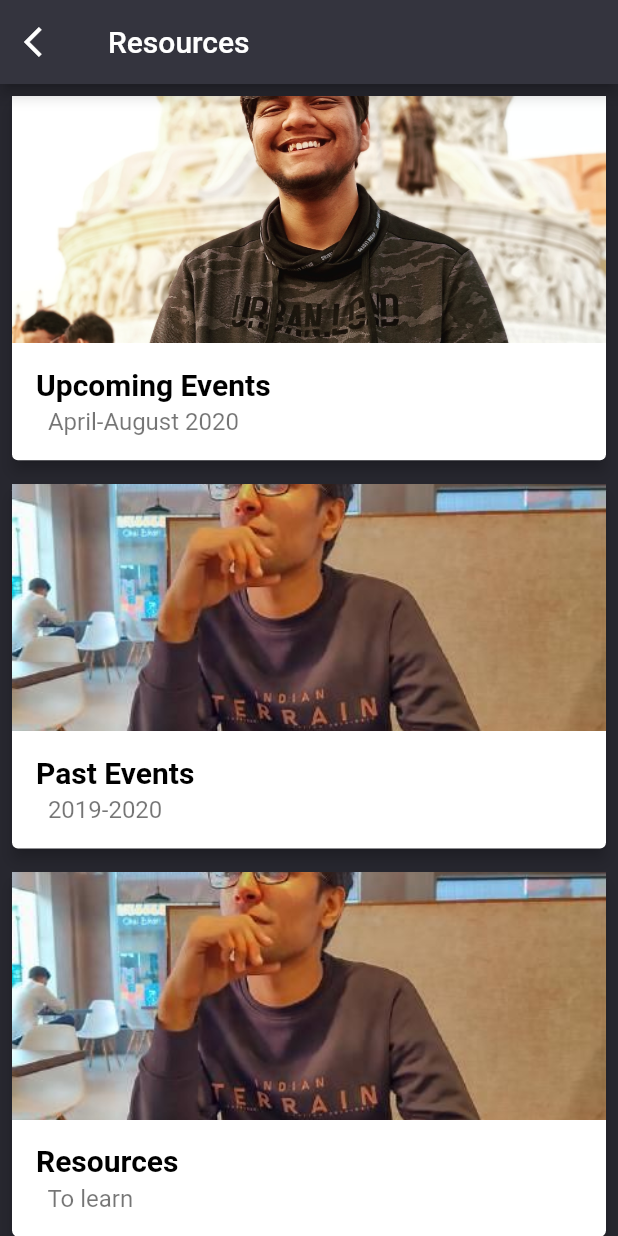
After one commit to Yashank18/Dsc-App, a Flutter app: the resources screen opened by its route, on a phone screen of 412 x 824 dp. The commit adds this screen. Run offline on Flutter 3.47's test engine with Material 2 defaults, Android fonts, the phone set to English and light mode, and no system bars; our stand-ins replace cached_network_image, font_awesome_flutter.

Commit message:
Resource page

```diff
--- a/dsc_chitkara/lib/main.dart
+++ b/dsc_chitkara/lib/main.dart
@@ -1,5 +1,6 @@
 import 'package:dsc_chitkara/aboutUs.dart';
 import 'package:dsc_chitkara/events.dart';
+import 'package:dsc_chitkara/resources.dart';
 import 'package:dsc_chitkara/teampage.dart';
 import 'package:flutter/material.dart';
 
@@ -19,6 +20,7 @@ class MyApp extends StatelessWidget {
     '/screen1': (BuildContext context) => EventPage(),
     '/screen2' : (BuildContext context) => AboutUs(),
     '/screen3' : (BuildContext context) => teampage(),
+    '/screen4':  (BuildContext context) => resources(),
 
   },
     );
@@ -148,7 +150,7 @@ List<Titles> title=[
     mydescription: "  To learn",
     myheading: "Resources",
      myicon: Icon(Icons.event,color: Colors.blue,size:50),
-    myroute: '/screen1',
+    myroute: '/screen4',
 
   ),
   Titles(
--- /dev/null
+++ b/dsc_chitkara/lib/resources.dart
@@ -0,0 +1,162 @@
+import 'package:dsc_chitkara/main.dart';
+import 'package:flutter/material.dart';
+
+
+class resources extends StatefulWidget {
+  resources({Key key}) : super(key: key);
+
+  @override
+  _resourcesState createState() => _resourcesState();
+}
+
+class _resourcesState extends State<resources> {
+  @override
+  Widget build(BuildContext context) {
+    return Scaffold(
+      appBar: new AppBar(
+        backgroundColor: Color.fromRGBO(52, 52, 62, 1),
+        leading: FlatButton(child: Icon(Icons.arrow_back_ios,color: Colors.white,),onPressed: (){
+                                  Navigator.push(
+                              context,
+                              MaterialPageRoute(
+                                builder: (context) => MyApp()),
+                            );
+                                },),
+        title: Text("Resources"),
+
+      ),
+      body: Container(
+        color: Color.fromRGBO(39, 39, 47, 1),
+        child:ListView.builder(
+          shrinkWrap: true,
+         itemBuilder: (c, i){
+                  return Card(
+            color:Colors.white,
+            margin: EdgeInsets.only(left: 8.0, right: 8.0, top: 8.0, bottom: 8.0),
+            elevation: 4.0,
+            child: InkWell(
+                splashColor: Colors.grey.withAlpha(90),
+            onTap: () {},
+            child: Column(
+            crossAxisAlignment: CrossAxisAlignment.stretch,
+             mainAxisSize: MainAxisSize.min,
+              children: <Widget>[
+                Image.asset(
+                title[i].myimage,
+                fit: BoxFit.cover,
+                height: MediaQuery.of(context).size.height / 5,
+              ),
+              Padding(
+                padding: const EdgeInsets.only(
+                    left: 16.0, right: 16.0, top: 16.0, bottom: 4.0),
+                child: Align(
+                  alignment: Alignment.topLeft,
+                  child: Text(
+                    title[i].myheading,
+                    style: TextStyle(
+                        fontWeight: FontWeight.bold,
+                        fontSize: 20,
+                        color: Colors.black),
+                  ),
+                ),
+              ),
+              Padding(
+                padding:
+                    const EdgeInsets.only(left: 16.0, right: 16.0, bottom: 16.0),
+                child: Text(
+                  title[i].mydescription,
+                  style: TextStyle(
+                      fontWeight: FontWeight.normal,
+                      fontSize: 16,
+                      color: Colors.black54),
+                ),
+              ),
+              ]
+            )
+            ),
+          );
+         },
+         itemCount: title.length,
+        )
+        )
+
+    );
+  }
+}
+
+class Titles {
+
+  String myheading;
+  String mydescription;
+
+  String myimage;
+
+  Titles(
+    {
+
+      this.myheading,
+      this.mydescription,
+
+      this.myimage
+    }
+  );
+  Titles.fromJson(Map<String, dynamic> json) {
+
+    myheading = json['myheading'];
+    mydescription = json['mydescription'];
+
+    myimage = json['myicon'];
+  }
+Map<String, dynamic> toJson() {
+    final Map<String, dynamic> data = new Map<String, dynamic>();
+
+    data['myheading']=this.myheading;
+    data['mydescription']=this.mydescription;
+
+    data['myimage']=this.myimage;
+    return data;
+  }
+}
+
+List<Titles> title=[
+  Titles(
+
+    mydescription: "  April-August 2020",
+    myheading: "Upcoming Events",
+
+    myimage: 'images/sahu.jpg',
+
+  ),
+  Titles(
+
+    mydescription: "  2019-2020",
+    myheading: "Past Events",
+
+    myimage: 'images/satvik.jpg',
+
+  ),
+  Titles(
+
+    mydescription: "  To learn",
+    myheading: "Resources",
+
+    myimage: 'images/satvik.jpg',
+
+  ),
+  Titles(
+
+    mydescription: "  2020-2021",
+    myheading: "Our Team",
+
+    myimage: 'images/satvik.jpg',
+
+  ),
+  Titles(
+
+    mydescription: "  Our Story",
+    myheading: "About Us",
+
+   myimage: 'images/saransh.jpg',
+
+  ),
+];
```
